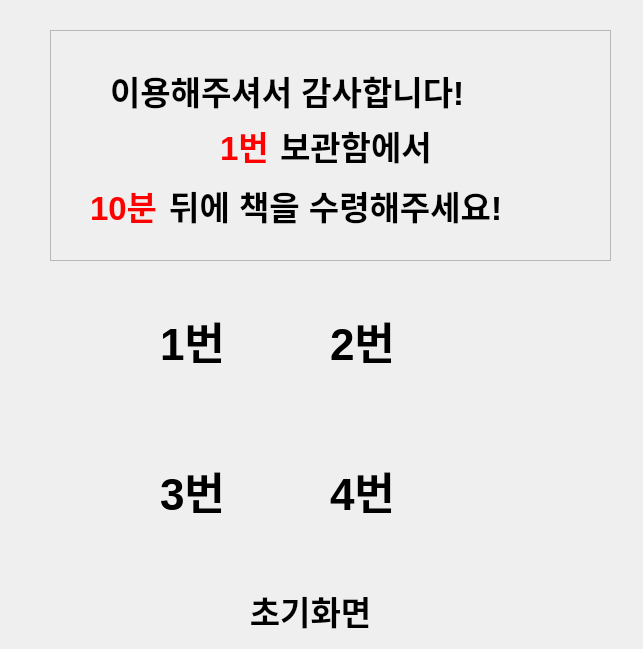
addinedu-roscamp-7th/roscamp-repo-2, file information_desk/dobbyloan.ui: the form before one commit.
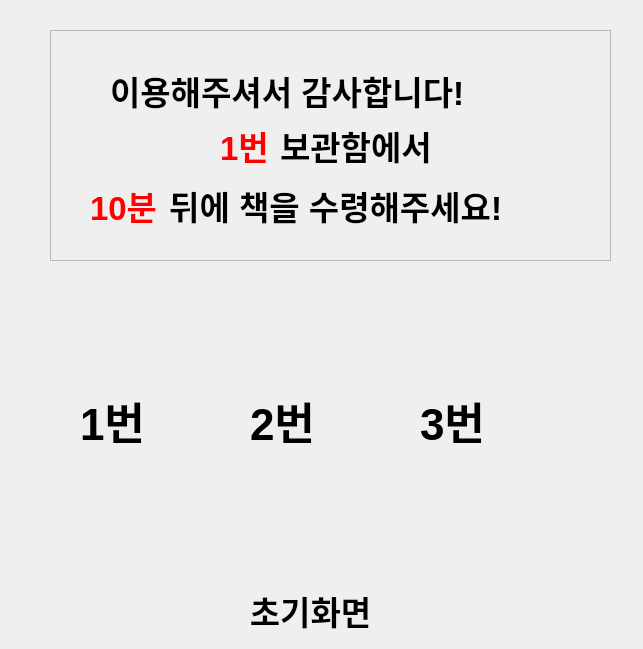
The form after the commit.

Commit message: [REFACTOR/info_desk]: 책 대여 대기화면 GUI 변경 ( 책장 4개에서 3개로 변경)

The edit to the form file:
```diff
--- a/information_desk/dobbyloan.ui
+++ b/information_desk/dobbyloan.ui
@@ -154,35 +154,11 @@
     <string>초기화면</string>
    </property>
   </widget>
-  <widget class="QLabel" name="label_4">
-   <property name="geometry">
-    <rect>
-     <x>330</x>
-     <y>420</y>
-     <width>161</width>
-     <height>141</height>
-    </rect>
-   </property>
-   <property name="font">
-    <font>
-     <pointsize>33</pointsize>
-     <bold>true</bold>
-    </font>
-   </property>
-   <property name="styleSheet">
-    <string notr="true">border: 2px solid 000000;
-qproperty-alignment: AlignCenter;
-</string>
-   </property>
-   <property name="text">
-    <string>4번</string>
-   </property>
-  </widget>
   <widget class="QLabel" name="label_2">
    <property name="geometry">
     <rect>
-     <x>330</x>
-     <y>270</y>
+     <x>250</x>
+     <y>350</y>
      <width>161</width>
      <height>141</height>
     </rect>
@@ -204,8 +180,8 @@
   <widget class="QLabel" name="label_1">
    <property name="geometry">
     <rect>
-     <x>160</x>
-     <y>270</y>
+     <x>80</x>
+     <y>350</y>
      <width>161</width>
      <height>141</height>
     </rect>
@@ -227,8 +203,8 @@
   <widget class="QLabel" name="label_3">
    <property name="geometry">
     <rect>
-     <x>160</x>
-     <y>420</y>
+     <x>420</x>
+     <y>350</y>
      <width>161</width>
      <height>141</height>
     </rect>
```
The commit also changes 1 other file.
